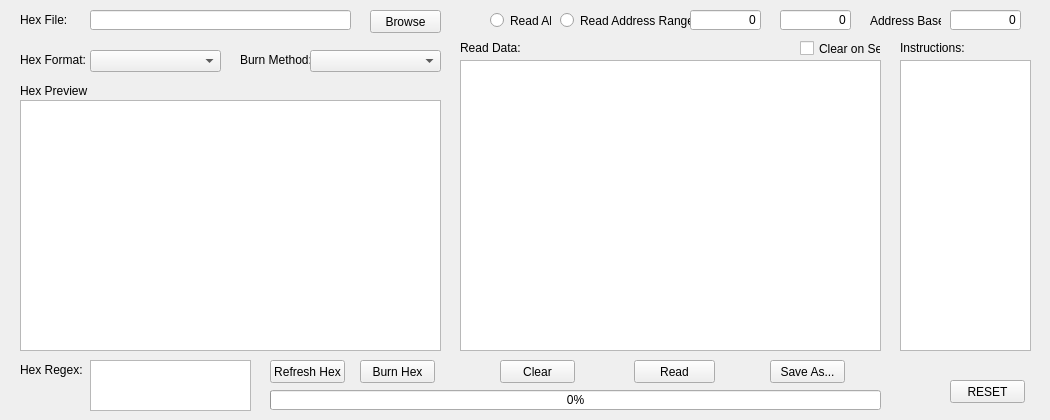
Before: the Qt Designer form src/user-interfaces/gui-programmer.ui in Donn13Darko/uC_Interfacer, drawn with Qt 5.
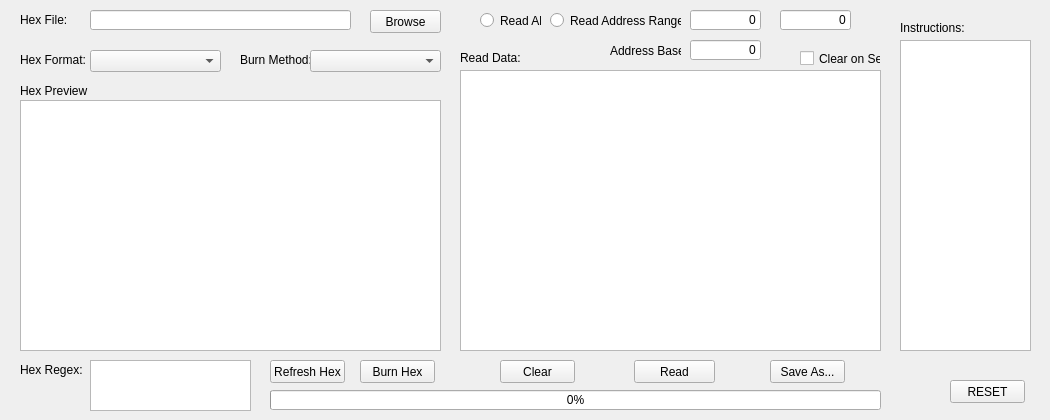
After: the same form once the commit is applied.

Commit message: Working custom cmd for cmd sequence tracking and saving, started work on programmer functions

The edit to the form file:
```diff
--- a/src/user-interfaces/gui-programmer.ui
+++ b/src/user-interfaces/gui-programmer.ui
@@ -53,9 +53,9 @@
    <property name="geometry">
     <rect>
      <x>460</x>
-     <y>60</y>
+     <y>70</y>
      <width>421</width>
-     <height>291</height>
+     <height>281</height>
     </rect>
    </property>
    <property name="undoRedoEnabled">
@@ -72,7 +72,7 @@
    <property name="geometry">
     <rect>
      <x>460</x>
-     <y>40</y>
+     <y>50</y>
      <width>61</width>
      <height>16</height>
     </rect>
@@ -159,7 +159,7 @@
   <widget class="QRadioButton" name="ReadAll_Radio">
    <property name="geometry">
     <rect>
-     <x>490</x>
+     <x>480</x>
      <y>10</y>
      <width>61</width>
      <height>21</height>
@@ -175,7 +175,7 @@
   <widget class="QRadioButton" name="ReadAddr_Radio">
    <property name="geometry">
     <rect>
-     <x>560</x>
+     <x>550</x>
      <y>10</y>
      <width>131</width>
      <height>21</height>
@@ -208,7 +208,7 @@
    <property name="geometry">
     <rect>
      <x>900</x>
-     <y>40</y>
+     <y>20</y>
      <width>71</width>
      <height>16</height>
     </rect>
@@ -221,9 +221,9 @@
    <property name="geometry">
     <rect>
      <x>900</x>
-     <y>60</y>
+     <y>40</y>
      <width>131</width>
-     <height>291</height>
+     <height>311</height>
     </rect>
    </property>
    <property name="frameShape">
@@ -412,7 +412,7 @@
    <property name="geometry">
     <rect>
      <x>800</x>
-     <y>40</y>
+     <y>50</y>
      <width>81</width>
      <height>17</height>
     </rect>
@@ -440,8 +440,8 @@
   <widget class="QLineEdit" name="ReadAddrBase_LineEdit">
    <property name="geometry">
     <rect>
-     <x>950</x>
-     <y>10</y>
+     <x>690</x>
+     <y>40</y>
      <width>71</width>
      <height>20</height>
     </rect>
@@ -456,8 +456,8 @@
   <widget class="QLabel" name="ReadAddrBase_Label">
    <property name="geometry">
     <rect>
-     <x>870</x>
-     <y>10</y>
+     <x>610</x>
+     <y>40</y>
      <width>71</width>
      <height>21</height>
     </rect>
```
The commit also changes 7 other files.
